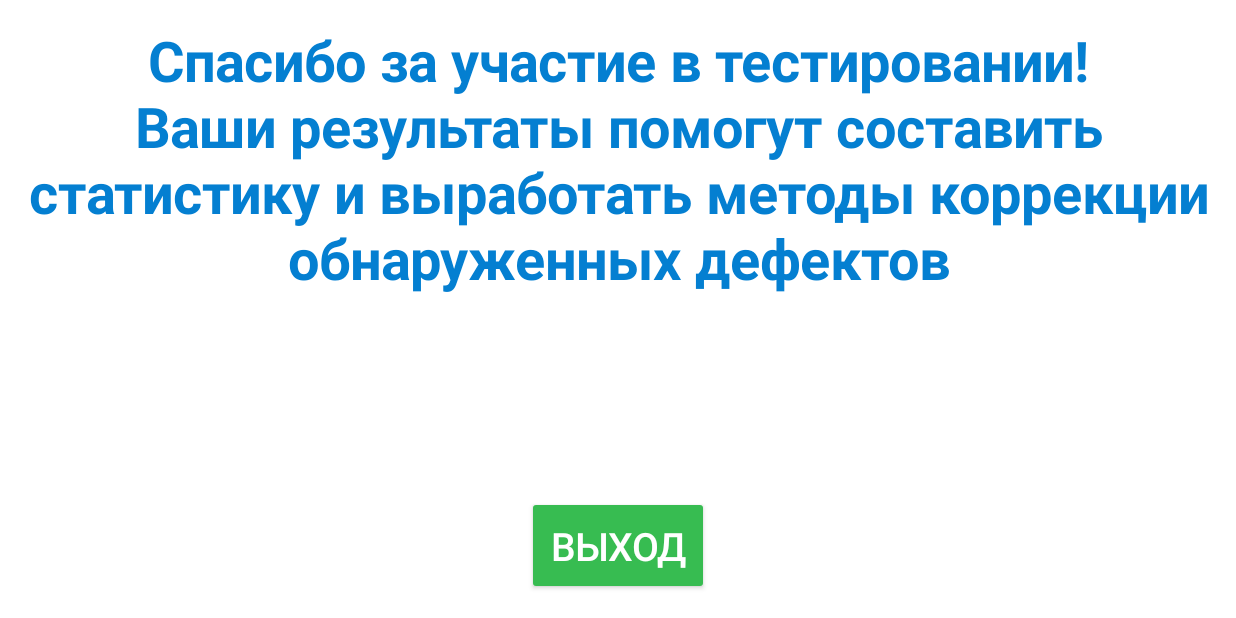
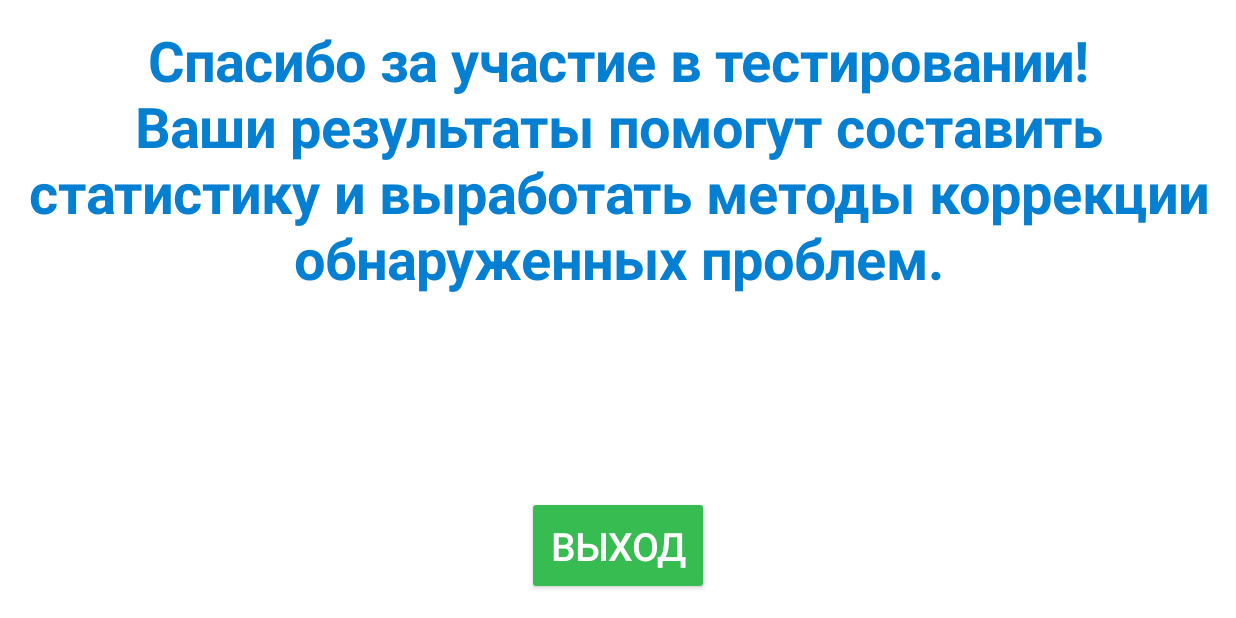
Before and after one commit to velichkomarija/oh-my-diploma, an Android app: the FinishActivity screen opened directly, with no data from a screen before it, on a phone screen of 824 x 412 dp (held sideways). Run offline under Robolectric (Android 15) with nearby library versions, the light colour scheme and no system bars.

Commit message:
Преддипломные правки

```diff
--- a/app/src/main/AndroidManifest.xml
+++ b/app/src/main/AndroidManifest.xml
@@ -38,7 +38,7 @@
         android:label="@string/app_name"
         android:name=".MyApplication"
         android:resizeableActivity="false"
-        android:roundIcon="@mipmap/ic_launcher_round"
+        android:roundIcon="@mipmap/ic_launch_round"
         android:supportsRtl="true"
         android:theme="@style/AppTheme">
         <activity
--- a/app/src/main/res/values/strings.xml
+++ b/app/src/main/res/values/strings.xml
@@ -1,6 +1,6 @@
 <resources>
     <string name="app_name">Тест</string>
-    <string name="enter_text">Здравствуйте!\nЭтот тест поможет Вам узнать себя!\nПредлагаемые задания
+    <string name="enter_text">Здравствуйте!\nЭтот тест поможет Вам узнать себя!\n\nПредлагаемые задания
     направлены на комплексное исследование различных параметров слухоречевой и зрительной памяти.
     Для получения результата необходимо выполнить все задания.\n</string>
     <string name="title_activity_login">Анкета</string>
@@ -20,9 +20,9 @@
  </string>
     <string name="sound">Начать прослушивание</string>
     <string name="text_sound">Введите через ПРОБЕЛ слова, которые запомнили, желательно с учетом
-        порядка воспроизведения</string>
+    порядка воспроизведения.</string>
     <string name="enter_testing_manifest_sound"> Сейчас Вы снова услышите слова для запоминания, введите через ПРОБЕЛ
-        слова, которые запомнили.\n\nЕсли готовы нажмите кнопку.
+    слова, которые запомнили.\n\nЕсли готовы - нажмите кнопку.
 </string>
     <string name="enter_testing_image_manifest">Протестируем зрительную память.\n Вам будет
     предложено запомнить 12 фигур в течении определенного времени. После предъявления фигур -
@@ -176,6 +176,6 @@
     <string name="result_total_image">Результат тестирования зрительной памяти\n(максимально 50 баллов)</string>
     <string name="result_total">Общий результат</string>
     <string name="finish_text">Спасибо за участие в тестировании! Ваши результаты помогут составить
-        статистику и выработать методы коррекции обнаруженных дефектов</string>
+    статистику и выработать методы коррекции обнаруженных проблем.</string>
     <string name="exit">Выход</string>
 </resources>
```
Also changed, not shown: app/src/main/ic_launch_round-web.png (added), app/src/main/res/mipmap-hdpi/ic_launch_round.png (added), app/src/main/res/mipmap-mdpi/ic_launch_round.png (added), app/src/main/res/mipmap-xhdpi/ic_launch_round.png (added), app/src/main/res/mipmap-xxhdpi/ic_launch_round.png (added), app/src/main/res/mipmap-xxxhdpi/ic_launch_round.png (added). Lines whose indentation alone changed are shown as unchanged.
